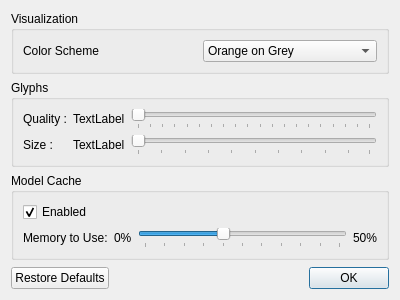
Old version of the form code/ShapeWorksView2/PreferencesWindow.ui in the repository SCIInstitute/ShapeWorks.
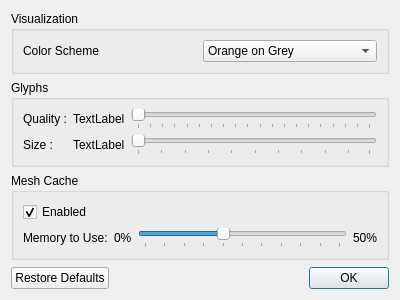
New version of the form.

Commit message: Renamed model to mesh for consistent terminology.

The edit to the form file:
```diff
--- a/code/ShapeWorksView2/PreferencesWindow.ui
+++ b/code/ShapeWorksView2/PreferencesWindow.ui
@@ -164,7 +164,7 @@
    <item>
     <widget class="QGroupBox" name="groupBox">
      <property name="title">
-      <string>Model Cache</string>
+      <string>Mesh Cache</string>
      </property>
      <layout class="QVBoxLayout" name="verticalLayout">
       <item>
```
Left out of the diff: 4 changed lines with no effect on the pictures. The commit also changes 11 other files.
